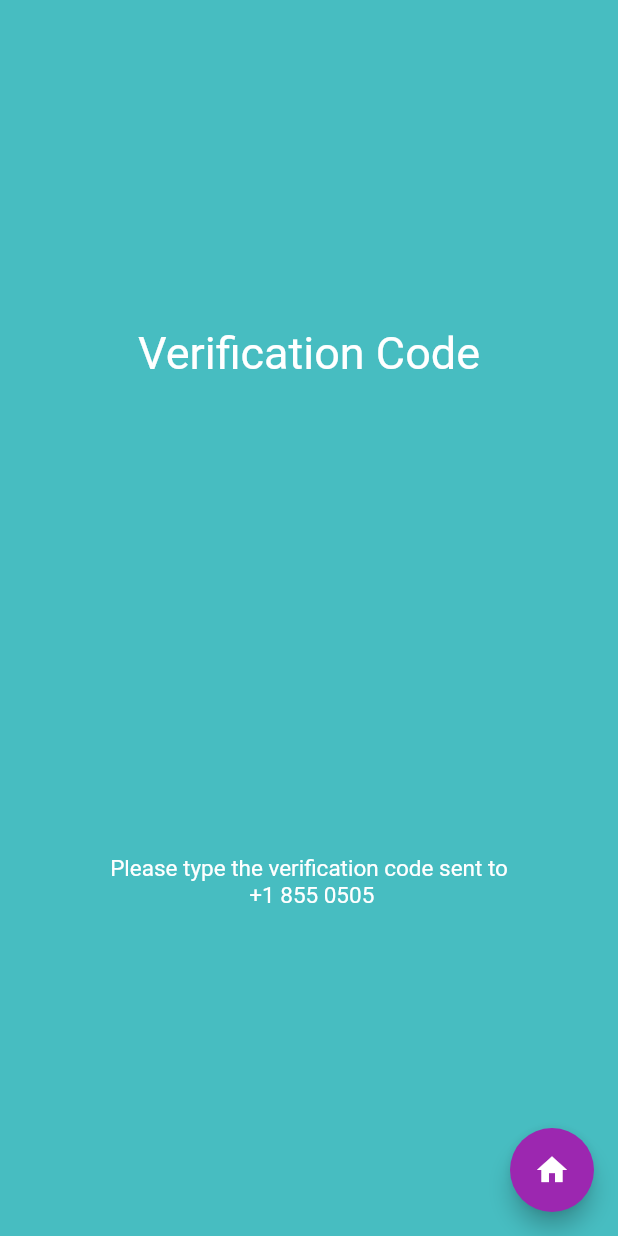
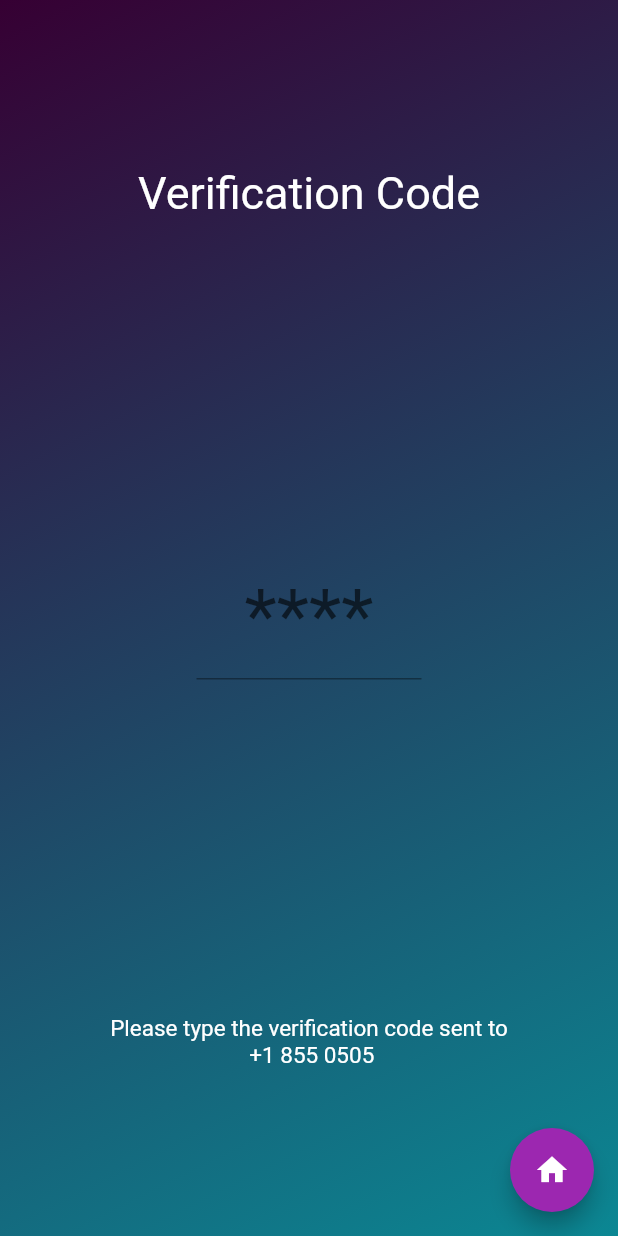
Before and after one commit to crlz09/lndlly, a Flutter app: the ValidationPage screen opened directly, on a phone screen of 412 x 824 dp. Run offline on Flutter 3.47's test engine with Material 2 defaults, Android fonts, the light colour scheme and no system bars.

Commit message:
Vali imcopletos
mamarre

```diff
--- a/lib/pages/user_val_page.dart
+++ b/lib/pages/user_val_page.dart
@@ -1,6 +1,7 @@
 import 'package:flutter/material.dart';
 import 'package:lndlly_alpha/pages/main_page.dart';
 import 'package:lndlly_alpha/utils/colors_util.dart';
+
 
 class ValidationPage extends StatefulWidget {
   ValidationPage({Key key}) : super(key: key);
@@ -9,6 +10,9 @@ class ValidationPage extends StatefulWidget {
 }
 
 class _ValidationPageState extends State<ValidationPage> {
+
+  final _formKey = GlobalKey<FormState>();
+
   @override
   Widget build(BuildContext context) {
     return Scaffold(
@@ -21,10 +25,17 @@ class _ValidationPageState extends State<ValidationPage> {
             );},
 
       ),
-      backgroundColor: HexColor("47bdc1"),
       body: Container(
+        decoration: BoxDecoration(
+          gradient: LinearGradient(
+            begin: Alignment.topLeft,
+            end: Alignment.bottomRight, // 10% of the width, so there are ten blinds.
+            colors: [new HexColor("360033"), new HexColor("0b8793")], // whitish to gray
+            tileMode: TileMode.repeated, // repeats the gradient over the canvas
+          ),
+        ),
         alignment: Alignment.center,
-        margin: EdgeInsets.only(top: 60.0, left: 30.0, right: 30.0, bottom: 60.0),
+        //margin: EdgeInsets.only(top: 60.0, left: 30.0, right: 30.0, bottom: 60.0),
         child:
         Column(
                   mainAxisAlignment: MainAxisAlignment.spaceAround,
@@ -38,6 +49,32 @@ class _ValidationPageState extends State<ValidationPage> {
           ),
           textAlign: TextAlign.center,
 
+        ),
+
+        Form(
+          key: _formKey,
+          child: Container(
+            width: 150.0,
+            //margin: EdgeInsets.symmetric(horizontal: 50),
+            child: Column(
+              crossAxisAlignment: CrossAxisAlignment.start,
+              children: <Widget>[
+                TextFormField(
+                  keyboardType: TextInputType.number,
+                  maxLength: 4,
+                  decoration: InputDecoration(hintText: "****", counterText: ""),
+                  textAlign: TextAlign.center,
+                  style: TextStyle(fontSize: 50.0, color: HexColor("10D4E6")),
+                  validator: (value) {
+                    if (value.isEmpty) {
+                      return 'Please enter some text';
+                    }
+                    return null;
+                  },
+                ),
+              ],
+            ),
+          ),
         ),
 
         Text("Please type the verification code sent to\n +1 855 0505",
```
